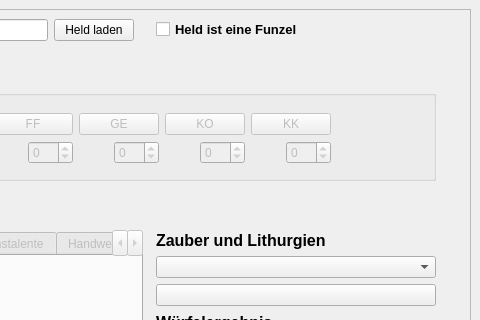
Before: the Qt Designer form src/MainWindow.ui in MirUlr/dsa_calculator, drawn with Qt 5; both pictures show x 387 to 867 and y 0 to 320 of the 867 by 908 pixel window.
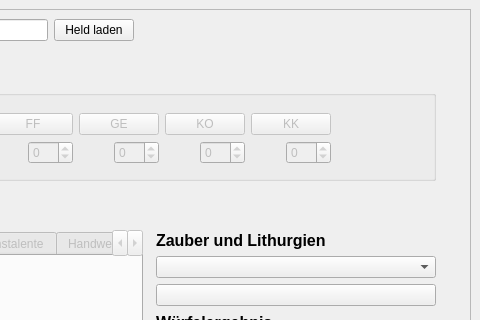
After: the same form once the commit is applied. Icons and pictures are not drawn.

Commit message: Soch keine Funzel-Checkbox

The edit to the form file:
```diff
--- a/src/MainWindow.ui
+++ b/src/MainWindow.ui
@@ -2689,20 +2689,6 @@
           </property>
          </widget>
         </item>
-        <item row="0" column="2">
-         <widget class="QCheckBox" name="checkBox_Funzel">
-          <property name="font">
-           <font>
-            <pointsize>10</pointsize>
-            <weight>75</weight>
-            <bold>true</bold>
-           </font>
-          </property>
-          <property name="text">
-           <string>Held ist eine Funzel</string>
-          </property>
-         </widget>
-        </item>
        </layout>
       </widget>
      </widget>
```
